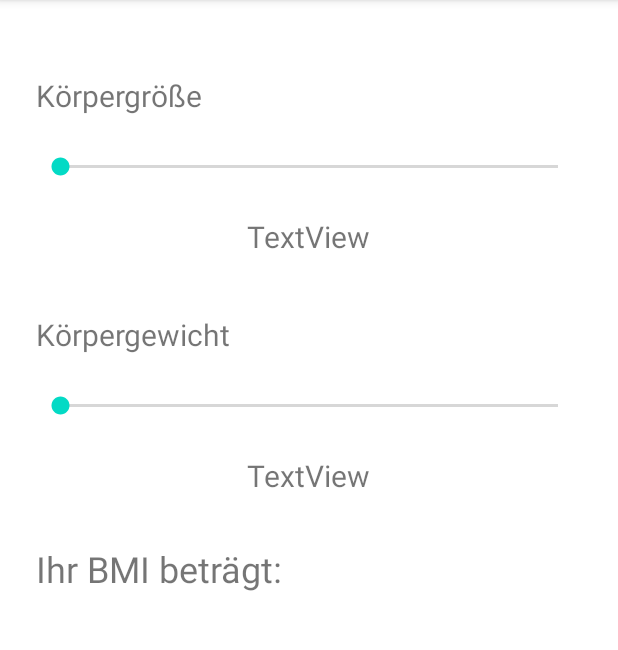
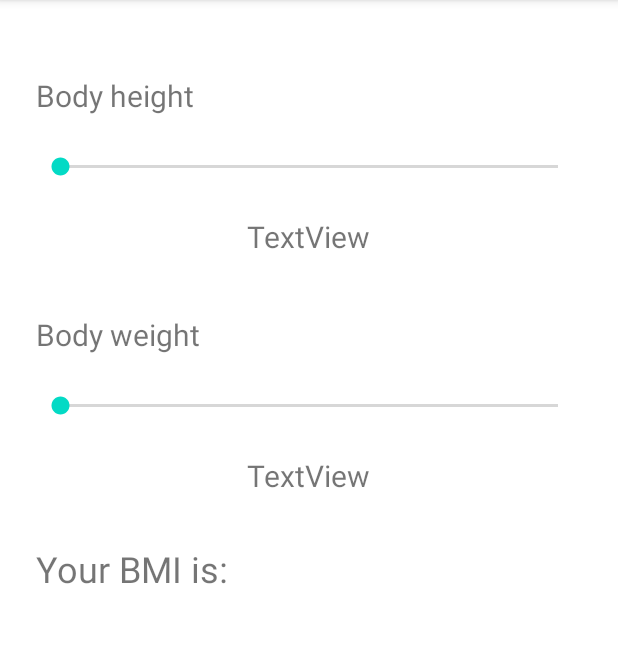
Before and after one commit to mizech/bmi-calculator, an Android app: the screen it shows after launch (MainActivity), on a phone screen of 412 x 824 dp, the part 84-734 px from its top. Run offline under Robolectric (Android 15) with nearby library versions, the phone set to English and light mode, and no system bars; 6 statements that could not run were skipped.

Commit message:
String to Resources

```diff
--- a/app/src/main/res/layout/activity_main.xml
+++ b/app/src/main/res/layout/activity_main.xml
@@ -13,7 +13,7 @@
         android:layout_marginLeft="24dp"
         android:layout_marginTop="50dp"
         android:layout_marginRight="24dp"
-        android:text="Körpergröße"
+        android:text="@string/text_height"
         android:textSize="20sp"
         app:layout_constraintEnd_toEndOf="parent"
         app:layout_constraintStart_toStartOf="parent"
@@ -38,7 +38,7 @@
         android:layout_marginLeft="24dp"
         android:layout_marginTop="38dp"
         android:layout_marginRight="24dp"
-        android:text="Körpergewicht"
+        android:text="@string/text_weight"
         android:textSize="20sp"
         app:layout_constraintEnd_toEndOf="parent"
         app:layout_constraintStart_toStartOf="parent"
@@ -109,7 +109,7 @@
         android:layout_height="wrap_content"
         android:layout_marginStart="24dp"
         android:layout_marginTop="32dp"
-        android:text="Ihr BMI beträgt: "
+        android:text="@string/text_bmi"
         android:textSize="24sp"
         app:layout_constraintStart_toStartOf="parent"
         app:layout_constraintTop_toBottomOf="@+id/currentWeightTextView" />
--- a/app/src/main/res/values/strings.xml
+++ b/app/src/main/res/values/strings.xml
@@ -1,3 +1,11 @@
 <resources>
     <string name="app_name">BmiRechner</string>
+    <string name="text_height">Body height</string>
+    <string name="text_weight">Body weight</string>
+    <string name="text_bmi">Your BMI is:</string>
+    <string name="text_underweight">Underweight</string>
+    <string name="text_normal_weight">Normal weight</string>
+    <string name="text_overweight">Overweight</string>
+    <string name="text_heavy_overweight">Heavy overweight</string>
+    <string name="error">Fehler!</string>
 </resources>
```
Also changed, not shown: app/src/main/java/com/example/bmirechner/MainActivity.kt (+5 -5 lines).
